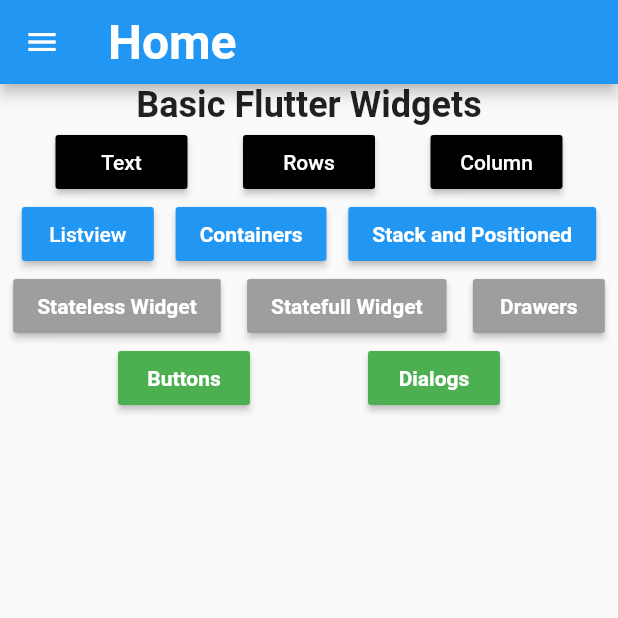
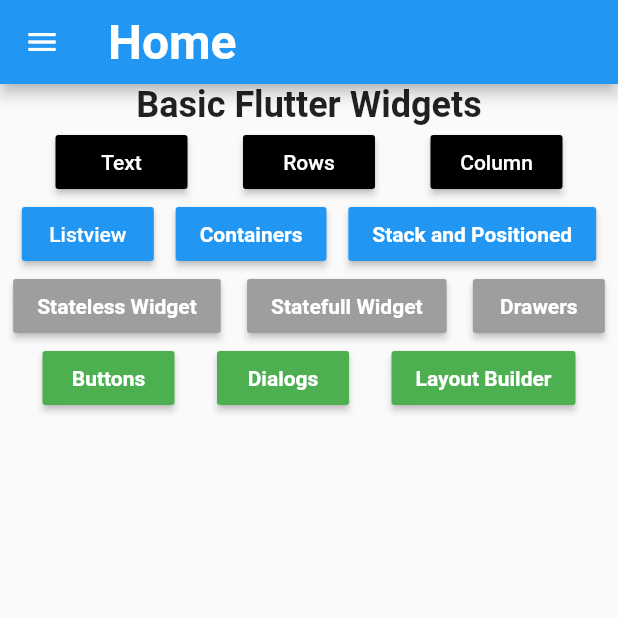
Before and after one commit to qinyanjuidavid/Flutter-All-Round, a Flutter app: the screen it shows after launch, on a phone screen of 412 x 824 dp, the top half of it. Run offline on Flutter 3.47's test engine with Material 2 defaults, Android fonts, the phone set to English and light mode, and no system bars; missing offline and left inert: dart:html.

Commit message:
:ok_hand: layout builder

```diff
--- a/lib/configs/routes.dart
+++ b/lib/configs/routes.dart
@@ -1,3 +1,4 @@
+import 'package:pro1/views/Layout_builder_screen.dart';
 import 'package:pro1/views/Listview_screen.dart';
 import 'package:pro1/views/Row_screen.dart';
 import 'package:pro1/views/basic_drawer.dart';
@@ -28,4 +29,5 @@ final appRoutes = {
   "drawer/": (context) => DrawerScreen(),
   "buttons/": (context) => ButtonScreen(),
   "dialog/": (context) => DialogScreen(),
+  "layoutbuilder/": (context) => LayoutBuilderScreen(),
 };
--- a/lib/views/home.dart
+++ b/lib/views/home.dart
@@ -196,6 +196,19 @@ class _HomeScreenState extends State<HomeScreen> {
                       color: Colors.white,
                     ),
                   ),
+                ),
+                MaterialButton(
+                  color: Colors.green,
+                  onPressed: () {
+                    Navigator.popAndPushNamed(context, "layoutbuilder/");
+                  },
+                  child: const Text(
+                    "Layout Builder",
+                    style: TextStyle(
+                      fontWeight: FontWeight.bold,
+                      color: Colors.white,
+                    ),
+                  ),
                 )
               ],
             )
```
Also changed, not shown: lib/views/Layout_builder_screen.dart (+39 -0 lines), lib/views/orientations_and_mediaquery.dart (added).
